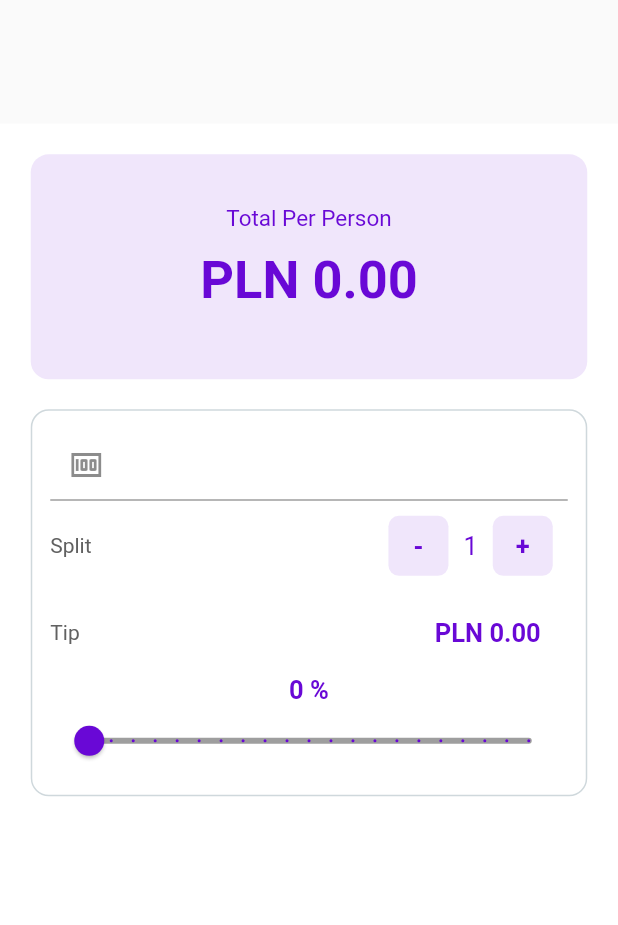
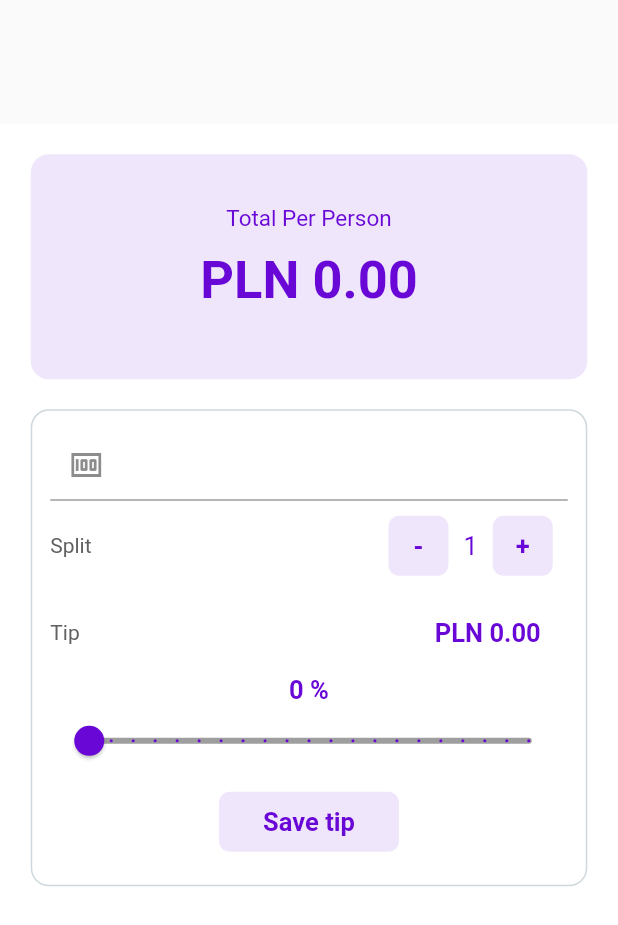
Before and after one commit to tto83/tip_calculator, a Flutter app: the screen it shows after launch, on a phone screen of 412 x 824 dp. Shown: the top 925 px of the screen. Run offline on Flutter 3.47's test engine with Material 2 defaults, Android fonts, the phone set to English and light mode, and no system bars.

Commit message:
Add saving tips to file function

```diff
--- a/lib/ui/home.dart
+++ b/lib/ui/home.dart
@@ -184,6 +184,28 @@ class _BillSplitterState extends State<BillSplitter> {
                               _tipPercentage = newValue.round();
                             });
                           }
+                        ),
+
+                        InkWell(
+                          onTap: () async {
+                            writeData(_tipPercentage, _personCounter, _billAmount);
+                          },
+                          child: Container(
+                              width: 120.0,
+                              height: 40.0,
+                              margin: EdgeInsets.all(10.0),
+                              decoration: BoxDecoration(
+                                color: _purple.withOpacity(0.1),
+                                borderRadius: BorderRadius.circular(7.0),
+                              ),
+                              child: Center(
+                                child: Text("Save tip", style: TextStyle(
+                                  color: _purple,
+                                  fontSize: 17.0,
+                                  fontWeight: FontWeight.bold,
+                                ),),
+                              )
+                          ),
                         )
                       ],
                     )
```
Also changed, not shown: lib/util/fileSave.dart (+19 -0 lines).
